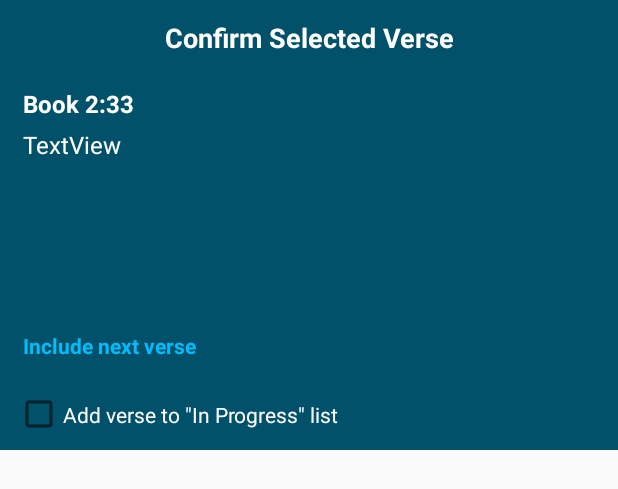
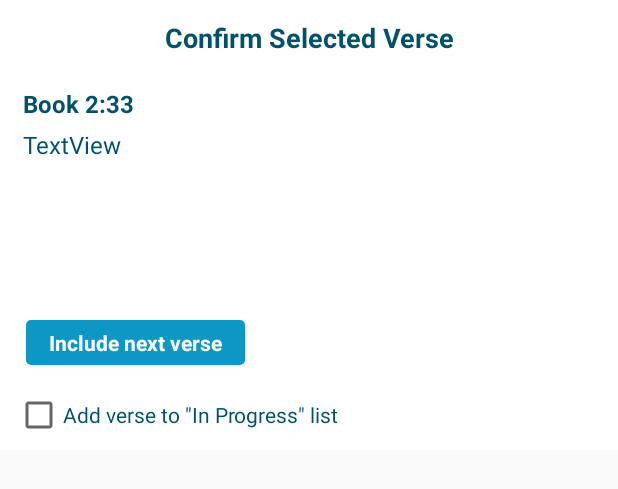
Before and after one commit to JBrannenMobileDev/MemorizeIt-Bible-Production, an Android app: the layout verse_selected_dialog.xml on its own in the app's theme, with its tools: preview values and no code run, on a phone screen of 412 x 824 dp. Shown: the top 489 px of the screen. Run offline under Robolectric (Android 15) with nearby library versions, the phone set to English and light mode, and no system bars.

Commit message:
more updates

```diff
--- /dev/null
+++ b/app/src/main/res/drawable/rounded_rectangle.xml
@@ -0,0 +1,11 @@
+<?xml version="1.0" encoding="utf-8"?>
+<shape xmlns:android="http://schemas.android.com/apk/res/android">
+    <gradient
+        android:endColor="@color/colorProgressBg"
+        android:centerColor="@color/colorProgressBg"
+        android:startColor="@color/colorProgressBg"
+        android:angle="270" />
+
+    <corners
+        android:radius="3dp" />
+</shape>
--- a/app/src/main/res/layout/verse_selected_dialog.xml
+++ b/app/src/main/res/layout/verse_selected_dialog.xml
@@ -3,7 +3,7 @@
     android:id="@+id/verseSelectedDialog"
     android:layout_width="match_parent"
     android:layout_height="300dp"
-    android:background="@color/colorPrimaryDark"
+    android:background="@color/colorWhite"
     android:orientation="vertical">
 
     <TextView
@@ -13,7 +13,7 @@
         android:gravity="center_vertical"
         android:text="Confirm Selected Verse"
         android:textAlignment="center"
-        android:textColor="@color/colorWhite"
+        android:textColor="@color/bgColor"
         android:textSize="18sp"
         android:textStyle="normal|bold"
         android:translationZ="2dp" />
@@ -28,7 +28,7 @@
         android:paddingRight="15dp"
         android:paddingTop="8dp"
         android:text="Book 2:33"
-        android:textColor="@color/colorWhite"
+        android:textColor="@color/bgColor"
         android:textSize="16sp"
         android:textStyle="bold" />
 
@@ -51,7 +51,7 @@
                 android:paddingRight="15dp"
                 android:paddingTop="5dp"
                 android:text="TextView"
-                android:textColor="@color/colorWhite"
+                android:textColor="@color/bgColor"
                 android:textSize="16sp" />
         </LinearLayout>
     </ScrollView>
@@ -64,15 +64,19 @@
 
         <TextView
             android:id="@+id/include_next_verse"
-            android:layout_width="match_parent"
-            android:layout_height="wrap_content"
+            android:layout_width="wrap_content"
+            android:layout_height="30dp"
+            android:layout_marginBottom="10dp"
+            android:layout_marginLeft="17dp"
             android:layout_marginTop="10dp"
-            android:layout_weight="1"
+            android:background="@drawable/rounded_rectangle"
+            android:elevation="0dp"
             android:gravity="center_vertical"
-            android:paddingBottom="5dp"
             android:paddingLeft="15dp"
+            android:paddingRight="15dp"
             android:text="Include next verse"
-            android:textColor="@color/colorHighlight"
+            android:textAlignment="center"
+            android:textColor="@color/colorWhite"
             android:textSize="14sp"
             android:textStyle="bold" />
 
@@ -83,7 +87,7 @@
             android:layout_marginLeft="10dp"
             android:layout_weight="1"
             android:text='Add verse to "In Progress" list'
-            android:textColor="@color/colorWhite"
+            android:textColor="@color/bgColor"
             android:textSize="14sp" />
 
     </LinearLayout>
@@ -104,7 +108,7 @@
             android:capitalize="none"
             android:text="Cancel"
             android:textAllCaps="false"
-            android:textColor="@color/greyBg"
+            android:textColor="@color/bgColor"
             android:textSize="16sp" />
 
         <Button
@@ -116,7 +120,7 @@
             android:capitalize="none"
             android:text="Confirm"
             android:textAllCaps="false"
-            android:textColor="@color/colorWhite"
+            android:textColor="@color/bgColor"
             android:textSize="16sp" />
 
     </LinearLayout>
```
